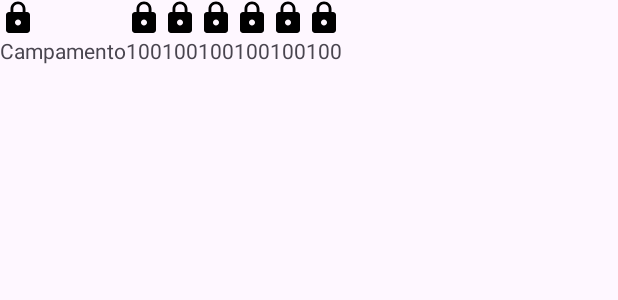
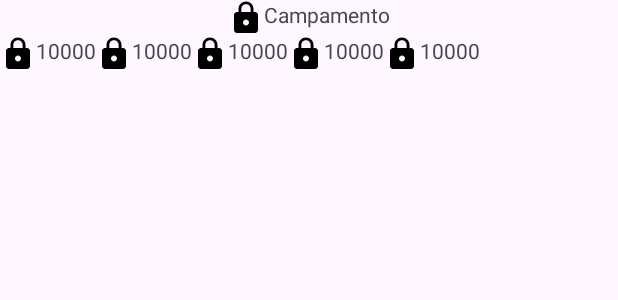
Before and after one commit to OteloxESP/TFG_DAM, an Android app: the layout fragment_home.xml on its own in the app's theme, with its tools: preview values and no code run, on a phone screen of 412 x 824 dp. Shown: the top 300 px of the screen. Run offline under Robolectric (Android 15) with nearby library versions, the phone set to English and light mode, and no system bars.

Commit message:
Avances home

```diff
--- a/app/src/main/res/layout/fragment_home.xml
+++ b/app/src/main/res/layout/fragment_home.xml
@@ -1,7 +1,5 @@
-<?xml version="1.0" encoding="utf-8"?>
 <androidx.constraintlayout.widget.ConstraintLayout
     xmlns:android="http://schemas.android.com/apk/res/android"
-    xmlns:app="http://schemas.android.com/apk/res-auto"
     xmlns:tools="http://schemas.android.com/tools"
     android:layout_width="match_parent"
     android:layout_height="match_parent"
@@ -10,12 +8,14 @@
     <LinearLayout
         android:layout_width="match_parent"
         android:layout_height="match_parent"
-        android:orientation="horizontal">
+        android:orientation="vertical">
 
         <LinearLayout
-            android:layout_width="wrap_content"
+            android:id="@+id/firstLinearLayout"
+            android:layout_width="match_parent"
             android:layout_height="wrap_content"
-            android:orientation="vertical">
+            android:gravity="center_horizontal"
+            android:orientation="horizontal">
 
             <ImageView
                 android:id="@+id/imageView6"
@@ -32,118 +32,68 @@
         </LinearLayout>
 
         <LinearLayout
-            android:layout_width="wrap_content"
+            android:id="@+id/secondLinearLayout"
+            android:layout_width="match_parent"
             android:layout_height="wrap_content"
-            android:orientation="vertical">
+            android:orientation="horizontal">
 
             <ImageView
-                android:id="@+id/imageView5"
+                android:id="@+id/image32View4534"
                 android:layout_width="wrap_content"
                 android:layout_height="wrap_content"
                 android:src="@drawable/baseline_lock_24" />
 
             <TextView
-                android:id="@+id/textView13"
+                android:id="@+id/textView1712iou75"
                 android:layout_width="wrap_content"
                 android:layout_height="wrap_content"
-                android:text="100" />
-
-        </LinearLayout>
-
-        <LinearLayout
-            android:layout_width="wrap_content"
-            android:layout_height="wrap_content"
-            android:orientation="vertical">
-
+                android:text="10000" />
             <ImageView
-                android:id="@+id/imageView4"
+                android:id="@+id/image34View4534"
                 android:layout_width="wrap_content"
                 android:layout_height="wrap_content"
                 android:src="@drawable/baseline_lock_24" />
 
             <TextView
-                android:id="@+id/textView12"
+                android:id="@+id/textVi434ew17iou75"
                 android:layout_width="wrap_content"
                 android:layout_height="wrap_content"
-                android:text="100" />
-
-        </LinearLayout>
-
-        <LinearLayout
-            android:layout_width="wrap_content"
-            android:layout_height="wrap_content"
-            android:orientation="vertical">
-
+                android:text="10000" />
             <ImageView
-                android:id="@+id/imageView2"
+                android:id="@+id/imageV23iew4534"
                 android:layout_width="wrap_content"
                 android:layout_height="wrap_content"
                 android:src="@drawable/baseline_lock_24" />
 
             <TextView
-                android:id="@+id/textView10"
+                android:id="@+id/textVie432w17iou75"
                 android:layout_width="wrap_content"
                 android:layout_height="wrap_content"
-                android:text="100" />
-
-        </LinearLayout>
-
-        <LinearLayout
-            android:layout_width="wrap_content"
-            android:layout_height="wrap_content"
-            android:orientation="vertical">
-
+                android:text="10000" />
             <ImageView
-                android:id="@+id/imageView3"
+                android:id="@+id/imageVie5w4534"
                 android:layout_width="wrap_content"
                 android:layout_height="wrap_content"
                 android:src="@drawable/baseline_lock_24" />
 
             <TextView
-                android:id="@+id/textView11"
+                android:id="@+id/textView1127iou75"
                 android:layout_width="wrap_content"
                 android:layout_height="wrap_content"
-                android:text="100" />
-
-        </LinearLayout>
-
-        <LinearLayout
-            android:layout_width="wrap_content"
-            android:layout_height="wrap_content"
-            android:orientation="vertical">
-
+                android:text="10000" />
             <ImageView
-                android:id="@+id/imageView7"
+                android:id="@+id/imageView424534"
                 android:layout_width="wrap_content"
                 android:layout_height="wrap_content"
                 android:src="@drawable/baseline_lock_24" />
 
             <TextView
-                android:id="@+id/textView15"
+                android:id="@+id/textView127iou75"
                 android:layout_width="wrap_content"
                 android:layout_height="wrap_content"
-                android:text="100" />
+                android:text="10000" />
 
         </LinearLayout>
+    </LinearLayout>
 
-        <LinearLayout
-            android:layout_width="wrap_content"
-            android:layout_height="wrap_content"
-            android:orientation="vertical">
-
-            <ImageView
-                android:id="@+id/imageView8"
-                android:layout_width="wrap_content"
-                android:layout_height="wrap_content"
-                android:src="@drawable/baseline_lock_24" />
-
-            <TextView
-                android:id="@+id/textView16"
-                android:layout_width="wrap_content"
-                android:layout_height="wrap_content"
-                android:text="100" />
-
-        </LinearLayout>
-
-    </LinearLayout>
 </androidx.constraintlayout.widget.ConstraintLayout>
```
